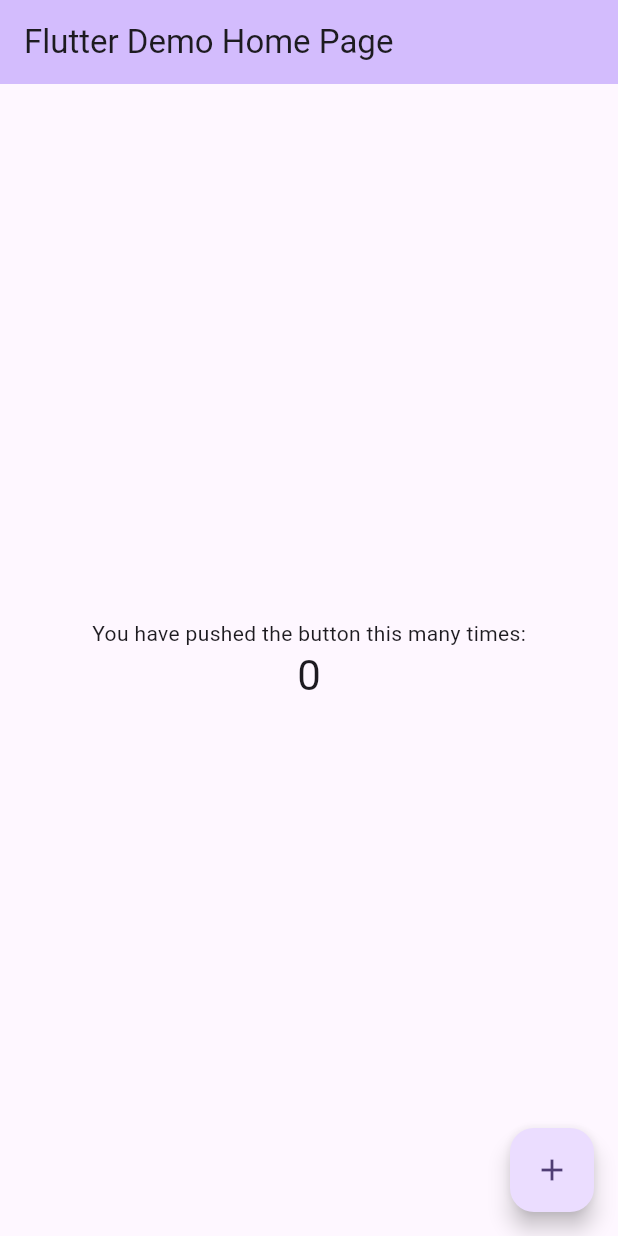
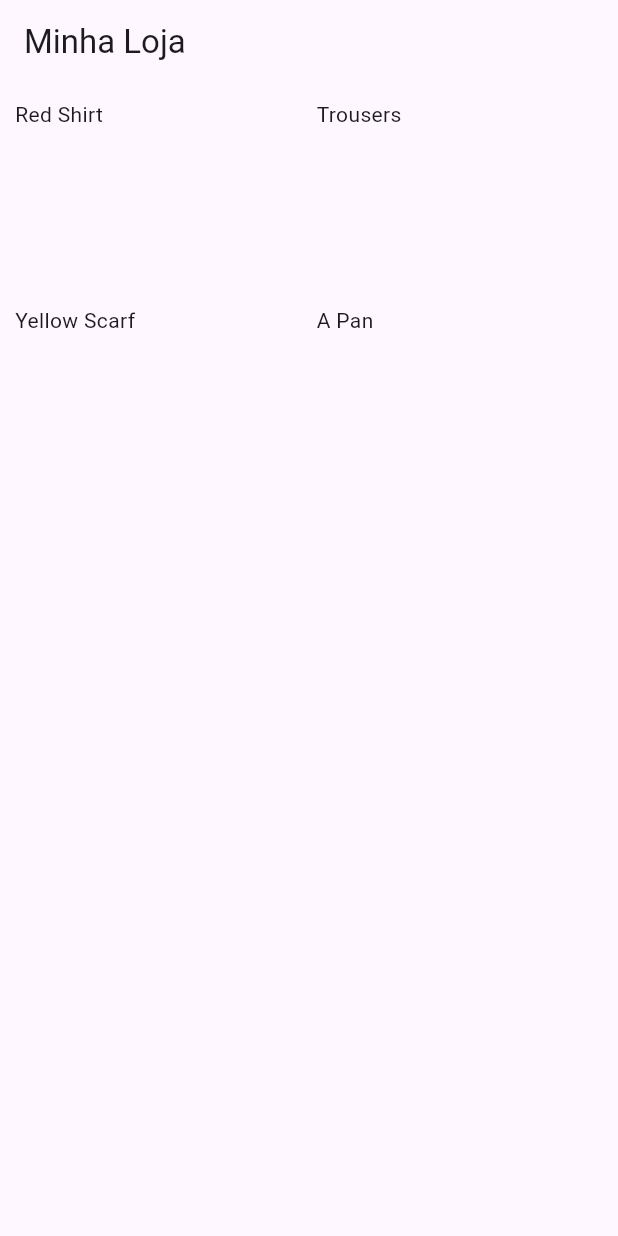
Before and after one commit to nfdeveloper/loja_virtual_flutter, a Flutter app: the screen it shows after launch, on a phone screen of 412 x 824 dp. Run offline on Flutter 3.47's test engine with Material 3 defaults, Android fonts, the phone set to English and light mode, and no system bars.

Commit message:
Criando página de Listagem de Produtos

```diff
--- /dev/null
+++ b/lib/data/dummy_data.dart
@@ -0,0 +1,35 @@
+import 'package:lojavirtual/models/product.dart';
+
+final dummyProducts = [
+  Product(
+    id: 'p1',
+    title: 'Red Shirt',
+    description: 'A red shirt - it is pretty red!',
+    price: 29.99,
+    imageUrl:
+        'https://cdn.pixabay.com/photo/2016/10/02/22/17/red-t-shirt-1710578_1280.jpg',
+  ),
+  Product(
+    id: 'p2',
+    title: 'Trousers',
+    description: 'A nice pair of trousers.',
+    price: 59.99,
+    imageUrl:
+        'https://upload.wikimedia.org/wikipedia/commons/thumb/e/e8/Trousers%2C_dress_%28AM_1960.022-8%29.jpg/512px-Trousers%2C_dress_%28AM_1960.022-8%29.jpg',
+  ),
+  Product(
+    id: 'p3',
+    title: 'Yellow Scarf',
+    description: 'Warm and cozy - exactly what you need for the winter.',
+    price: 19.99,
+    imageUrl: 'https://live.staticflickr.com/4043/4438260868_cc79b3369d_z.jpg',
+  ),
+  Product(
+    id: 'p4',
+    title: 'A Pan',
+    description: 'Prepare any meal you want.',
+    price: 49.99,
+    imageUrl:
+        'https://upload.wikimedia.org/wikipedia/commons/thumb/1/14/Cast-Iron-Pan.jpg/1024px-Cast-Iron-Pan.jpg',
+  ),
+];
--- a/lib/main.dart
+++ b/lib/main.dart
@@ -1,4 +1,5 @@
 import 'package:flutter/material.dart';
+import 'package:lojavirtual/pages/products_overview_page.dart';
 
 void main() {
   runApp(const MyApp());
@@ -16,55 +17,8 @@ class MyApp extends StatelessWidget {
         colorScheme: ColorScheme.fromSeed(seedColor: Colors.deepPurple),
         useMaterial3: true,
       ),
-      home: const MyHomePage(title: 'Flutter Demo Home Page'),
+      home: ProductsOverviewPage(),
+      debugShowCheckedModeBanner: false,
     );
   }
 }
-
-class MyHomePage extends StatefulWidget {
-  const MyHomePage({super.key, required this.title});
-
-  final String title;
-
-  @override
-  State<MyHomePage> createState() => _MyHomePageState();
-}
-
-class _MyHomePageState extends State<MyHomePage> {
-  int _counter = 0;
-
-  void _incrementCounter() {
-    setState(() {
-      _counter++;
-    });
-  }
-
-  @override
-  Widget build(BuildContext context) {
-    return Scaffold(
-      appBar: AppBar(
-        backgroundColor: Theme.of(context).colorScheme.inversePrimary,
-        title: Text(widget.title),
-      ),
-      body: Center(
-        child: Column(
-          mainAxisAlignment: MainAxisAlignment.center,
-          children: <Widget>[
-            const Text(
-              'You have pushed the button this many times:',
-            ),
-            Text(
-              '$_counter',
-              style: Theme.of(context).textTheme.headlineMedium,
-            ),
-          ],
-        ),
-      ),
-      floatingActionButton: FloatingActionButton(
-        onPressed: _incrementCounter,
-        tooltip: 'Increment',
-        child: const Icon(Icons.add),
-      ), // This trailing comma makes auto-formatting nicer for build methods.
-    );
-  }
-}
--- /dev/null
+++ b/lib/pages/products_overview_page.dart
@@ -0,0 +1,30 @@
+import 'package:flutter/material.dart';
+import 'package:lojavirtual/data/dummy_data.dart';
+import 'package:lojavirtual/models/product.dart';
+
+class ProductsOverviewPage extends StatelessWidget {
+  final List<Product> loadedProducts = dummyProducts;
+  ProductsOverviewPage({super.key});
+
+  @override
+  Widget build(BuildContext context) {
+    return Scaffold(
+      appBar: AppBar(
+        title: const Text("Minha Loja"),
+      ),
+      body: Padding(
+        padding: const EdgeInsets.all(10),
+        child: GridView.builder(
+          itemCount: loadedProducts.length,
+          itemBuilder: (ctx, i) => Text(loadedProducts[i].title),
+          gridDelegate: SliverGridDelegateWithFixedCrossAxisCount(
+            crossAxisCount: 2,
+            childAspectRatio: 3 / 2,
+            crossAxisSpacing: 10,
+            mainAxisSpacing: 10,
+          ),
+        ),
+      ),
+    );
+  }
+}
```
